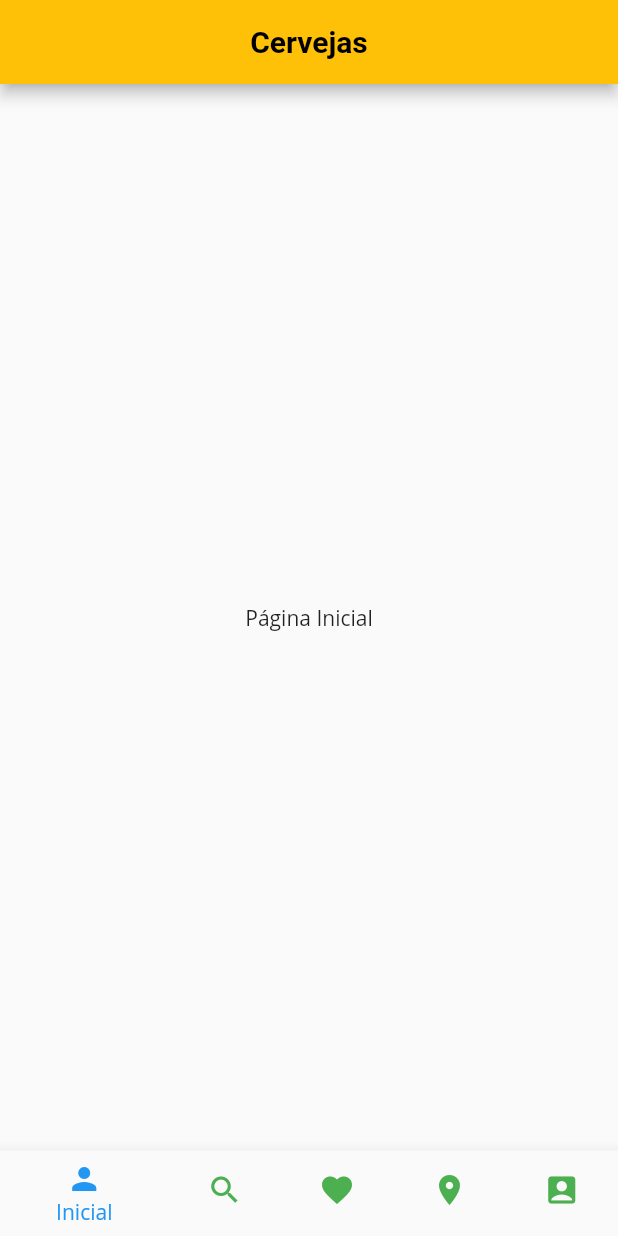
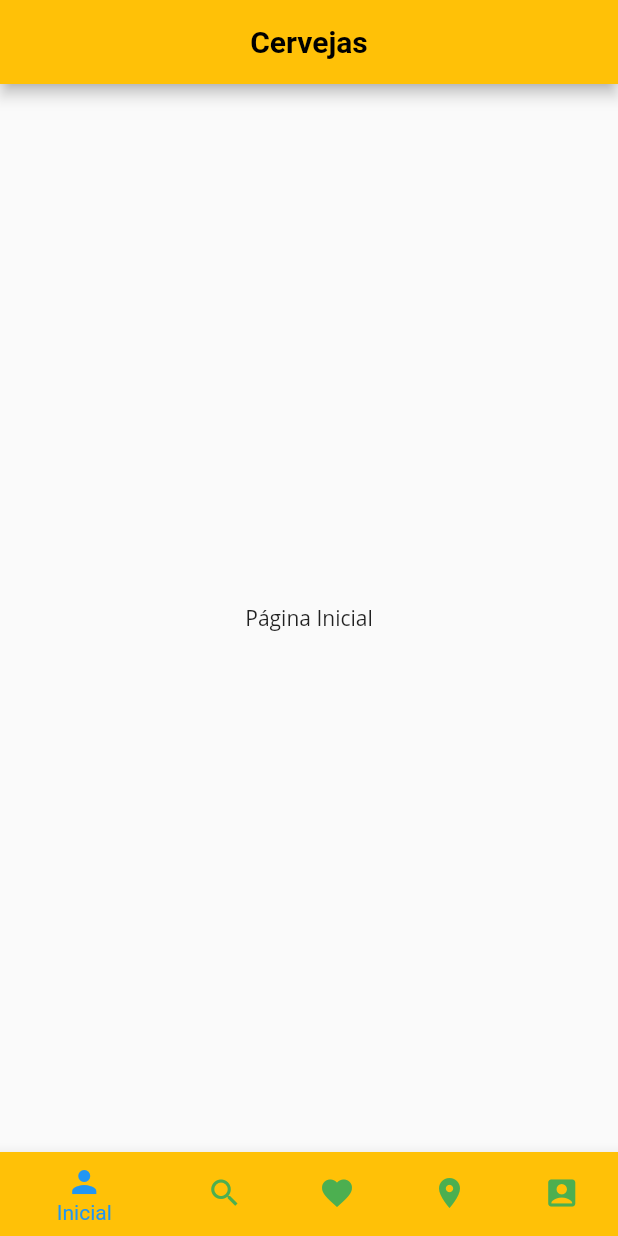
Before and after one commit to italo-mauricio/Flutter_POO1, a Flutter app: the screen it shows after launch, on a phone screen of 412 x 824 dp. Run offline on Flutter 3.47's test engine with Material 2 defaults, Android fonts, the phone set to English and light mode, and no system bars; Roboto replaces fonts that are missing (Open Sans).

Commit message:
feat: add color navigation bar

```diff
--- a/flutter_project/lib/Atividades/atividade1.dart
+++ b/flutter_project/lib/Atividades/atividade1.dart
@@ -34,24 +34,27 @@ class _MyAppState extends State<MyApp> {
     return MaterialApp(
       debugShowCheckedModeBanner: false,
       theme: ThemeData(
-      primarySwatch: Colors.amber,
+
       textTheme: const TextTheme(
         bodyText2: TextStyle(fontFamily: 'Open Sans'),
       ),
     ),
       home: Scaffold(
         appBar: AppBar(
+          backgroundColor: Colors.amber,
           title: const Text("Cervejas",
               style: TextStyle(
-                  color: Colors.black, fontWeight: FontWeight.bold)),
+                  color: Colors.black, fontWeight: FontWeight.bold,)),
           centerTitle: true,
         ),
         body: IndexedStack(
           index: _Index,
           children: _pages,
         ),
-        bottomNavigationBar: BottomNavigationBar(
-          backgroundColor: Colors.amber,
+        bottomNavigationBar: Theme(data:ThemeData(
+          canvasColor: Colors.amber
+        ),
+        child:BottomNavigationBar(
           currentIndex: _Index,
           selectedItemColor: Colors.blue,
           unselectedItemColor: Colors.green,
@@ -80,7 +83,8 @@ class _MyAppState extends State<MyApp> {
           onTap: _onItemTapped,
         ),
       ),
-    );
+    ));
+
   }
   void telaInicial(){
 
```
